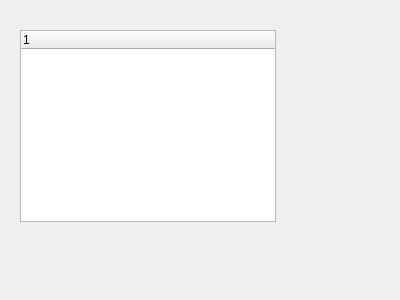
First picture: the form in src/plugins/cleanweb/subscriptionsmanager.ui, repository 0xd34df00d/leechcraft, before the edit.
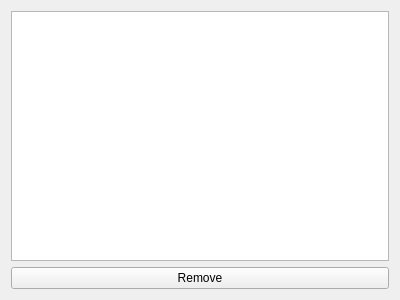
Second picture: the form after the edit.

Commit message: + CleanWeb: Show/remove subscriptions.

What changed in the file:
```diff
--- a/src/plugins/cleanweb/subscriptionsmanager.ui
+++ b/src/plugins/cleanweb/subscriptionsmanager.ui
@@ -13,21 +13,18 @@
   <property name="windowTitle">
    <string>Form</string>
   </property>
-  <widget class="QTreeWidget" name="treeWidget">
-   <property name="geometry">
-    <rect>
-     <x>20</x>
-     <y>30</y>
-     <width>256</width>
-     <height>192</height>
-    </rect>
-   </property>
-   <column>
-    <property name="text">
-     <string notr="true">1</string>
-    </property>
-   </column>
-  </widget>
+  <layout class="QVBoxLayout" name="verticalLayout">
+   <item>
+    <widget class="QTreeView" name="Subscriptions_"/>
+   </item>
+   <item>
+    <widget class="QPushButton" name="RemoveButton_">
+     <property name="text">
+      <string>Remove</string>
+     </property>
+    </widget>
+   </item>
+  </layout>
  </widget>
  <resources/>
  <connections/>
```
Left out of the diff: 4 changed lines with no effect on the pictures. The commit also changes 9 other files.
